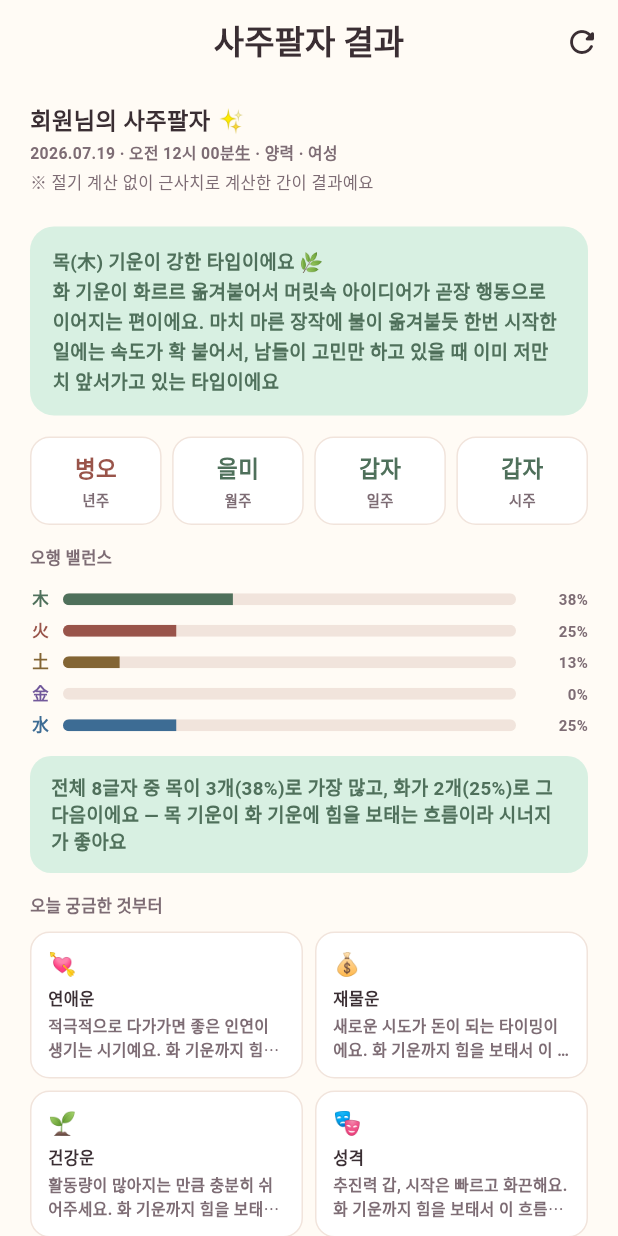
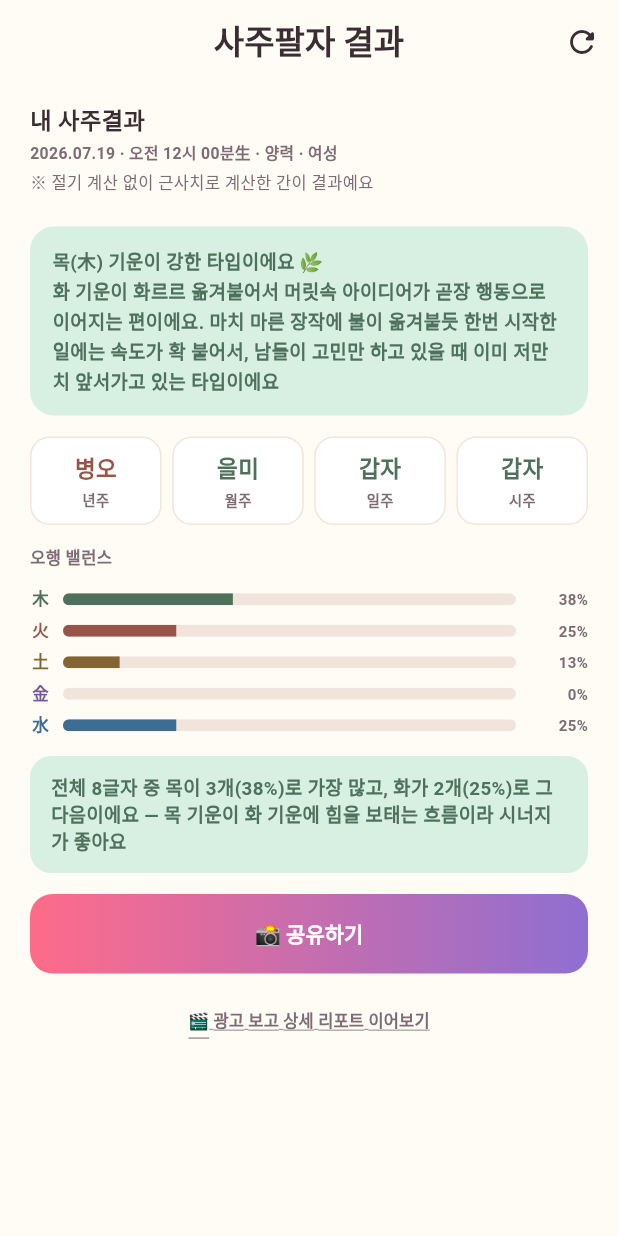
Before and after one commit to beomboo/Cosmos_beomboo, a Flutter app: the ResultScreen screen opened directly with empty values, on a phone screen of 412 x 824 dp. Run offline on Flutter 3.47's test engine with Material 3 defaults, Android fonts, the phone set to English and light mode, and no system bars; our stand-ins replace share_plus, shared_preferences; accounts and stored records are empty.

Commit message:
사주 결과 화면: 목업 STEP4 리팩터 반영(개인화 제목 제거·카테고리 카드 제거·CTA 문구 변경)
- 페이지 제목을 개인화 문구 대신 고정 문자열 '내 사주결과'로 변경
- 연애·재물·건강·성격 카테고리 카드 그리드와 그 아래 건강운 면책 문구 상시 노출을
  화면에서 제거(참조하던 ohaeng_readings.dart의 함수 정의 자체는 유지 — 추후 관심사
  선택 화면에서 재사용 예정)
- 공유하기 버튼 아래 CTA를 '🎬 광고 보고 상세 리포트 이어보기'로 변경
  (목적지 라우트는 아직 그대로 유지, 추후 광고 게이트 화면 연결 예정)

PROJECT_ROUTER.md의 "사주 결과 화면" 행 설명도 현재 상태로 교체.

Co-Authored-By: Claude Sonnet 5 <noreply@anthropic.com>

```diff
--- a/project/lib/features/result/result_screen.dart
+++ b/project/lib/features/result/result_screen.dart
@@ -8,7 +8,6 @@ import '../../core/storage/birth_info_store.dart';
 import '../../core/storage/deep_dive_info_store.dart';
 import '../../shared/share/share_capture.dart';
 import '../../shared/widgets/gradient_share_button.dart';
-import '../../shared/widgets/health_disclaimer_text.dart';
 import '../../shared/widgets/offscreen_share_capture.dart';
 import '../../shared/widgets/pastel_card.dart';
 import '../birth_input/birth_info.dart';
@@ -117,7 +116,9 @@ class _ResultScreenState extends State<ResultScreen> {
     // "2순위 오행이 사실상 없음"으로 보고 콤보 함수들이 단일-오행 문구로 폴백한다.
     final subCount = ohaengCount[sub] ?? 0;
     final callout = dominantComboCallout(dominant, sub, subCount: subCount);
-    final categories = categoryReadingsForCombo(dominant, sub, subCount: subCount);
+    // 카테고리 카드 4개(연애·재물·건강·성격) 그리드가 이 화면에서 빠지면서
+    // categoryReadingsForCombo 호출부도 함께 정리했다 — 함수 정의 자체는
+    // ohaeng_readings.dart에 그대로 남아있다(추후 관심사 선택 화면에서 재사용 예정).
     final balanceNarrative = buildOhaengBalanceNarrative(
       dominant: dominant,
       sub: sub,
@@ -154,12 +155,14 @@ class _ResultScreenState extends State<ResultScreen> {
                 // 섹션 제목에 header 플래그가 필요하다 — 지금까지는 앱 전체에 이 플래그가
                 // 한 곳도 없었다(2026-07-16 접근성 감사 발견). 자식 Text가 만드는 자동
                 // 라벨을 그대로 병합해 쓰므로 별도 label은 지정하지 않는다.
+                // 목업(`.result-head h2`) 리팩터로 개인화된 "$displayName의 사주팔자"
+                // 대신 고정 문구 "내 사주결과"를 쓰게 됐다(2026-07-19) — displayName은
+                // 여전히 메타 라인·공유 카드 등 다른 곳에서 쓰이므로 그대로 남겨둔다.
                 Semantics(
                   header: true,
-                  child: Text(
-                    '$displayName의 사주팔자 ✨',
-                    semanticsLabel: '$displayName의 사주팔자',
-                    style: const TextStyle(
+                  child: const Text(
+                    '내 사주결과',
+                    style: TextStyle(
                       fontSize: 15.5,
                       fontWeight: FontWeight.w800,
                       color: AppColors.ink,
@@ -277,60 +280,14 @@ class _ResultScreenState extends State<ResultScreen> {
                 // 목업(`.bars`)은 margin-bottom:14px인데 지금까지는 28px이었다
                 // (2026-07-07 대조 발견).
                 const SizedBox(height: 14),
-                // 헤딩 단위 탐색 지원(2026-07-16 접근성 감사 발견, 위 페이지 제목과 같은 이유).
-                // 위 "오행 밸런스"와 같은 이유로 _SubsectionHeading을 재사용한다
-                // (2026-07-17 오버나이트 코드 정리).
-                const _SubsectionHeading('오늘 궁금한 것부터'),
-                // 목업(`.cards h3`)은 margin:0 0 8px인데 지금까지는 12px이었다
-                // (2026-07-07 대조 발견).
-                const SizedBox(height: 8),
-                // 이전엔 GridView.count(childAspectRatio: 1.3)로 셀 높이를 고정했는데,
-                // 시스템 글자 크기를 키우면(접근성 큰 텍스트, 일부 기기는 기본 "큼"
-                // 설정만으로도 1.3배) 카드 안 텍스트가 고정 높이를 넘겨 RenderFlex
-                // overflow가 실제로 재현됐다 — _PillarCard와 같은 Row-of-Expanded
-                // 패턴(높이가 내용에 맞춰 늘어남)으로 바꿔 어떤 글자 크기에서도 안 잘리게 한다.
-                Column(
-                  children: [
-                    // IntrinsicHeight로 Row 자체에 유한한 높이를 부여해야
-                    // crossAxisAlignment.stretch로 두 카드 높이를 맞출 수 있다
-                    // (Row가 ListView 안에서처럼 세로로 무한한 공간에 있으면
-                    // stretch만 단독으로 쓸 때 "BoxConstraints forces an infinite
-                    // height" 예외가 실제로 발생함).
-                    IntrinsicHeight(
-                      child: Row(
-                        crossAxisAlignment: CrossAxisAlignment.stretch,
-                        children: [
-                          Expanded(child: _CategoryCard(category: categories[0])),
-                          // 목업(`.cat-grid`)은 gap:8px인데 지금까지는 12px이었다
-                          // (2026-07-07 대조 발견) — 가로/세로 간격 모두 수정.
-                          const SizedBox(width: 8),
-                          Expanded(child: _CategoryCard(category: categories[1])),
-                        ],
-                      ),
-                    ),
-                    const SizedBox(height: 8),
-                    IntrinsicHeight(
-                      child: Row(
-                        crossAxisAlignment: CrossAxisAlignment.stretch,
-                        children: [
-                          Expanded(child: _CategoryCard(category: categories[2])),
-                          const SizedBox(width: 8),
-                          Expanded(child: _CategoryCard(category: categories[3])),
-                        ],
-                      ),
-                    ),
-                  ],
-                ),
-                // 목업(`.cat-grid`)은 margin-bottom:14px인데 지금까지는 28px이었다
-                // (2026-07-07 대조 발견).
-                const SizedBox(height: 14),
-                // 카테고리 카드 4개(연애·재물·건강·성격)는 항상 함께 노출되고 그중 건강운은
-                // 특정 신체 부위를 짚어 말하는데 면책 문구가 없었다(2026-07-17 오버나이트
-                // 리서치 반영 대조 발견). 카드가 조건 없이 상시 노출되므로 문구도 상시 노출.
-                // 위젯 자체는 리포트·심층 분석 화면과 공용(`HealthDisclaimerText`, 2026-07-17
-                // 오버나이트 코드 정리로 3중 중복 통합).
-                const HealthDisclaimerText(),
-                const SizedBox(height: 12),
+                // 목업 STEP 4 리팩터(2026-07-19)로 카테고리 카드 4개(연애·재물·건강·성격)
+                // 그리드와 "오늘 궁금한 것부터" 소제목이 이 화면에서 완전히 빠졌다 — 명식 +
+                // 오행 밸런스만 남기고, 카테고리별 풀이는 관심사 선택 화면(추후 W6)에서
+                // 다시 쓸 예정이라 `ohaeng_readings.dart`의 `categoryReadingsForCombo` 등
+                // 관련 함수 정의 자체는 그대로 남겨뒀다. 카드가 사라지며 그 아래 있던 건강운
+                // 면책 문구(`HealthDisclaimerText`) 상시 노출도 이 화면에서는 의미가 없어져
+                // 함께 제거했다(관심사 선택 후 건강 콘텐츠가 실제로 보일 때 노출하는 건
+                // 추후 W7에서 처리).
                 // 목업(docs/mockups/01-pastel-cute.html)의 "공유하기" 버튼(`.share-btn`)은
                 // 다른 CTA 버튼과 달리 단색이 아니라 accent→metal 그라데이션을 쓴다 —
                 // 심층 분석 결과 화면과 완전히 동일한 구조라 공용 위젯(GradientShareButton)으로
@@ -356,8 +313,15 @@ class _ResultScreenState extends State<ResultScreen> {
                       AppRoutes.report,
                       arguments: birthInfo,
                     ),
+                    // 목업 STEP 4 리팩터(2026-07-19)로 "상세 리포트 보기 (무료)"에서
+                    // "🎬 광고 보고 상세 리포트 이어보기"로 카피가 바뀌었다 — 목적지 라우트는
+                    // 아직 관심사 선택/광고 게이트 화면(추후 W6~W8)이 없어 기존 상세
+                    // 리포트 화면(AppRoutes.report)으로 그대로 연결해둔다.
                     child: const Text(
-                      '상세 리포트 보기 (무료)',
+                      '🎬 광고 보고 상세 리포트 이어보기',
+                      // 다른 화면들과 같은 이유로 장식용 이모지가 스크린 리더에 읽히지
+                      // 않도록 semanticsLabel을 지정한다.
+                      semanticsLabel: '광고 보고 상세 리포트 이어보기',
                       // 목업(`.report-link`)은 이 문구를 밑줄 있는 링크로 보여주는데,
                       // 지금까지는 밑줄 없는 일반 버튼 텍스트였다(2026-07-06 대조 발견) —
                       // 밑줄을 추가하고 목업 값(11px/700)에 맞춰 크기·굵기도 조정.
@@ -657,51 +621,7 @@ class _SubsectionHeading extends StatelessWidget {
   }
 }
 
-class _CategoryCard extends StatelessWidget {
-  const _CategoryCard({required this.category});
-
-  final (String, String, String) category;
-
-  @override
-  Widget build(BuildContext context) {
-    final (icon, title, desc) = category;
-    // 같은 파일의 _PillarCard와 같은 이유(2026-07-07 목업 대조 수정 때 남긴 이유 참고) —
-    // 지금까지는 아이콘·제목·설명이 각각 별도 Text라 스크린 리더가 세 번 나눠 읽었다
-    // (장식용 이모지까지 유니코드 이름으로 읽어 더 헷갈림). "제목. 설명"으로 병합하고
-    // 카드 4개가 Row 안에 나란히 있어 container:true로 경계를 명시한다.
-    return Semantics(
-      label: '$title. $desc',
-      excludeSemantics: true,
-      container: true,
-      child: PastelCard(
-        // 목업(`.cat-card`)은 padding:10px 11px인데 지금까지는 PastelCard의 기본값인
-        // 14px 균일 패딩을 그대로 썼다(2026-07-07 대조 발견).
-        padding: const EdgeInsets.symmetric(horizontal: 11, vertical: 10),
-        child: Column(
-          crossAxisAlignment: CrossAxisAlignment.start,
-          children: [
-            Text(icon, style: const TextStyle(fontSize: 15)),
-            const SizedBox(height: 5),
-            Text(
-              title,
-              style: const TextStyle(fontSize: 11, fontWeight: FontWeight.w800, color: AppColors.ink),
-            ),
-            const SizedBox(height: 2),
-            // 목업(`.cat-card .d`)은 10.5px/font-weight 600인데 지금까지는 12px에
-            // 기본 굵기였다(2026-07-07 대조 발견).
-            Text(
-              desc,
-              style: const TextStyle(
-                fontSize: 10.5,
-                fontWeight: FontWeight.w600,
-                color: AppColors.inkSoft,
-              ),
-              maxLines: 2,
-              overflow: TextOverflow.ellipsis,
-            ),
-          ],
-        ),
-      ),
-    );
-  }
-}
+// _CategoryCard(연애·재물·건강·성격 4개 그리드용 위젯)는 목업 STEP 4 리팩터(2026-07-19)로
+// 이 화면에서 카드 그리드 자체가 빠지면서 함께 제거했다. 해당 카드가 쓰던 데이터
+// (`categoryReadingsForCombo` 등)는 `ohaeng_readings.dart`에 그대로 남아있어, 추후 관심사
+// 선택 화면에서 이 위젯을 다시 만들어 재사용할 수 있다.
```
Also changed, not shown: 1 other file.
